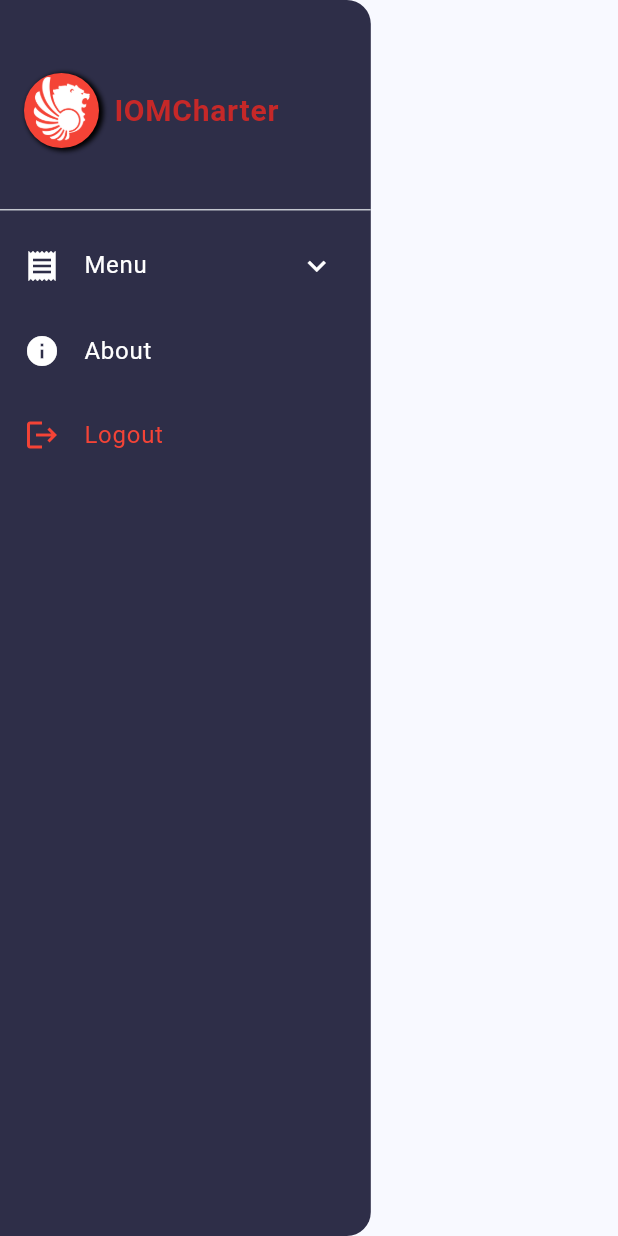
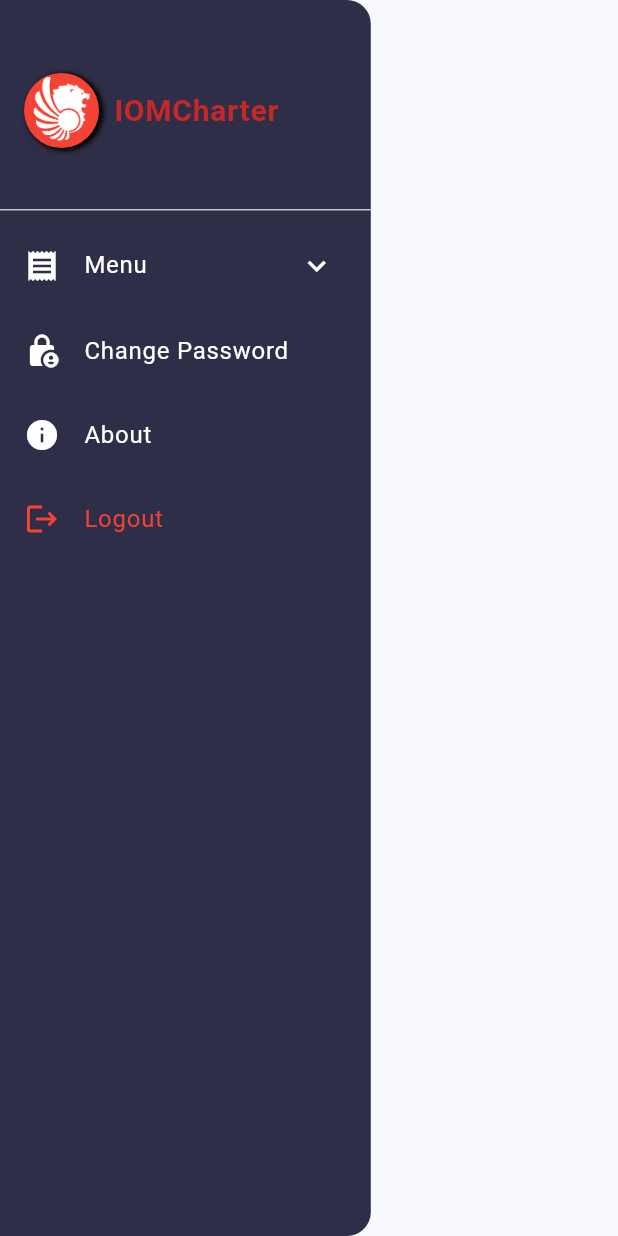
Before and after one commit to RyanPangestu25/iomweb, a Flutter app: the Sidebar widget shown alone on an empty page, opened directly, on a phone screen of 412 x 824 dp. Run offline on Flutter 3.47's test engine with Material 3 defaults, Android fonts, the light colour scheme and no system bars; our stand-ins replace connectivity_plus, data_table_2, file_picker, package_info_plus, photo_view, pin_code_fields and 3 more; missing offline and left inert: excel, pattern_formatter, status_alert, store_redirect, syncfusion_flutter_pdfviewer; accounts and stored records are empty; network calls fail.

Commit message:
Update 21-12-2023 (change_pass, sidebar)

```diff
--- a/lib/screens/change_pass.dart
+++ b/lib/screens/change_pass.dart
@@ -1,6 +1,7 @@
 // ignore_for_file: prefer_interpolation_to_compose_strings, prefer_adjacent_string_concatenation, deprecated_member_use, use_build_context_synchronously, must_be_immutable
 
 import 'package:flutter/material.dart';
+import 'package:shared_preferences/shared_preferences.dart';
 import '../screens/login.dart';
 import 'package:status_alert/status_alert.dart';
 import 'package:http/http.dart' as http;
@@ -82,7 +83,7 @@ class _ChangePassState extends State<ChangePass> {
             });
           });
         } else {
-          Future.delayed(const Duration(seconds: 1), () {
+          Future.delayed(const Duration(seconds: 1), () async {
             StatusAlert.show(
               context,
               duration: const Duration(seconds: 1),
@@ -91,6 +92,9 @@ class _ChangePassState extends State<ChangePass> {
               title: "Password Updated",
               backgroundColor: Colors.grey[300],
             );
+
+            SharedPreferences prefs = await SharedPreferences.getInstance();
+            await prefs.clear();
 
             Navigator.of(context).pushAndRemoveUntil(MaterialPageRoute(
               builder: (BuildContext context) {
--- a/lib/widgets/sidebar.dart
+++ b/lib/widgets/sidebar.dart
@@ -1,10 +1,11 @@
 // ignore_for_file: prefer_adjacent_string_concatenation, prefer_interpolation_to_compose_strings, deprecated_member_use, use_build_context_synchronously
 
+import 'dart:convert';
 import 'package:flutter/material.dart';
+import '../screens/change_pass.dart';
 import '../screens/home.dart';
 import '../screens/view_iom.dart';
 import 'package:shared_preferences/shared_preferences.dart';
-
 import '../screens/about.dart';
 import '../screens/login.dart';
 
@@ -16,7 +17,7 @@ class Sidebar extends StatefulWidget {
 }
 
 class _SidebarState extends State<Sidebar> {
-  int level = 0;
+  List data = [];
   Widget expan = const ExpansionTile(
     collapsedIconColor: Colors.white,
     collapsedTextColor: Colors.white,
@@ -29,7 +30,7 @@ class _SidebarState extends State<Sidebar> {
   );
 
   Future<Widget> cekLevel() async {
-    if (level == 12) {
+    if (data.last['level'] == '12') {
       setState(() {
         expan = ExpansionTile(
           collapsedIconColor: Colors.white,
@@ -58,7 +59,7 @@ class _SidebarState extends State<Sidebar> {
           ],
         );
       });
-    } else if (level == 10) {
+    } else if (data.last['level'] == '10') {
       setState(() {
         expan = ExpansionTile(
           collapsedIconColor: Colors.white,
@@ -121,13 +122,21 @@ class _SidebarState extends State<Sidebar> {
     return expan;
   }
 
-  Future<void> getLevel() async {
+  Future<void> getData() async {
     SharedPreferences prefs = await SharedPreferences.getInstance();
+    String? nik = prefs.getString('nik');
+    String? userEmail = prefs.getString('userEmail');
     String? userLevel = prefs.getString('userLevel');
 
     setState(() {
-      level = int.parse(userLevel ?? '0');
-      debugPrint(level.toString());
+      data = [
+        {
+          'nik': nik,
+          'email': userEmail,
+          'level': userLevel,
+        }
+      ];
+      debugPrint(jsonEncode(data));
     });
 
     await cekLevel();
@@ -148,7 +157,7 @@ class _SidebarState extends State<Sidebar> {
   void initState() {
     super.initState();
     WidgetsBinding.instance.addPostFrameCallback((_) async {
-      await getLevel();
+      await getData();
     });
   }
 
@@ -231,6 +240,28 @@ class _SidebarState extends State<Sidebar> {
               onTap: () async {
                 Navigator.of(context).push(MaterialPageRoute(
                   builder: (BuildContext context) {
+                    return ChangePass(
+                      nik: data.last['nik'],
+                      email: data.last['email'],
+                    );
+                  },
+                ));
+              },
+              leading: const Icon(
+                Icons.lock_person,
+                color: Colors.white,
+              ),
+              title: const Text(
+                'Change Password',
+                style: TextStyle(
+                  color: Colors.white,
+                ),
+              ),
+            ),
+            ListTile(
+              onTap: () async {
+                Navigator.of(context).push(MaterialPageRoute(
+                  builder: (BuildContext context) {
                     return const About();
                   },
                 ));
```
